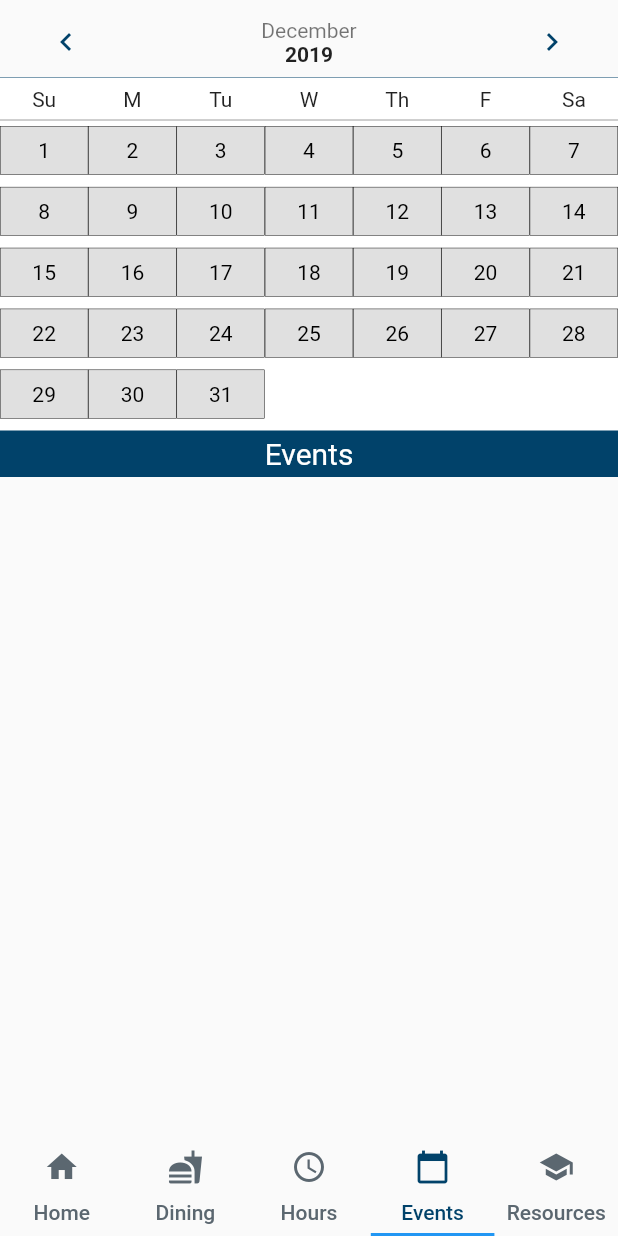
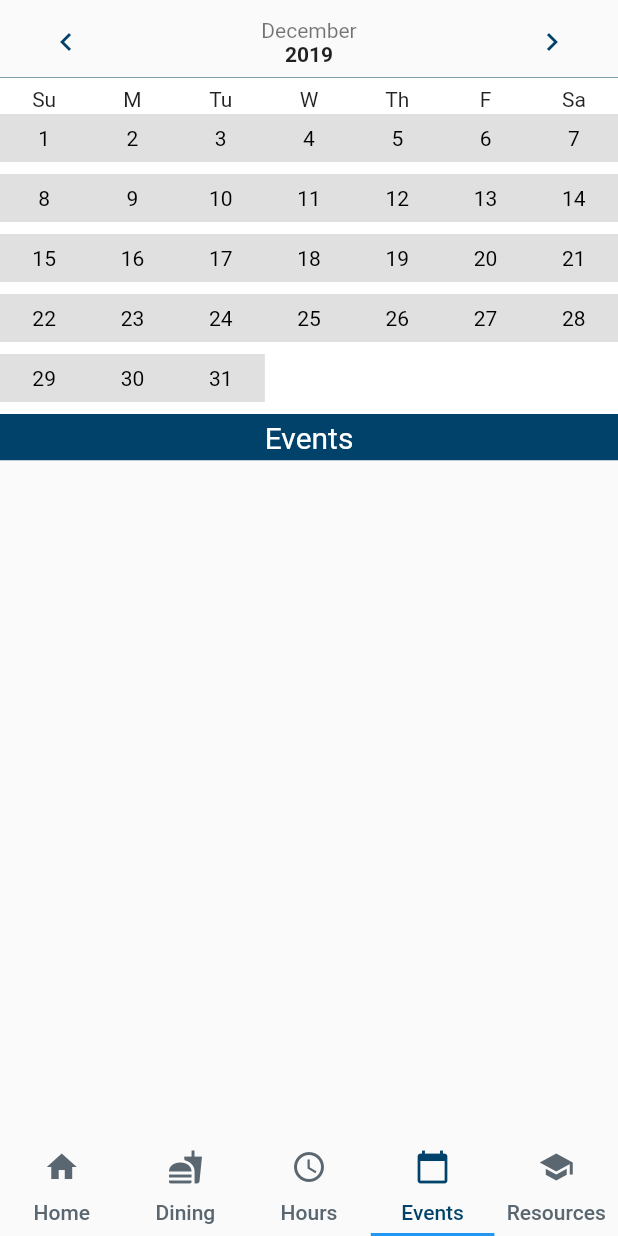
Before and after one commit to luli-git/MacMobile225, a Flutter app: the screen it shows after launch, item 4 of the bottom bar chosen, on a phone screen of 412 x 824 dp. Run offline on Flutter 3.47's test engine with Material 2 defaults, Android fonts, the light colour scheme and no system bars; our stand-ins replace cloud_firestore, flutter_screenutil, get_it, googleapis_auth, shared_preferences; missing offline and left inert: date_utils, flutter_multiselect, googleapis, image_ink_well; accounts and stored records are empty; statements that could not run were skipped; key blocks and very long unbroken strings in the code were emptied for the run.

Commit message:
another events update

```diff
--- a/lib/pages/monthView.dart
+++ b/lib/pages/monthView.dart
@@ -30,7 +30,6 @@
           child: Container(
             padding: EdgeInsets.all(8.0),
             decoration: BoxDecoration(
-              border: new Border.all(color: Colors.black, width: 0.3, style: BorderStyle.solid),
               color: hasEvent
                   ? Colors.white
                   : Colors.black12,
@@ -98,7 +97,7 @@
         padding: const EdgeInsets.only(top: 4.0),
         child: weekdayRow(),
       ),
-      Divider(color: Colors.grey, height: 8.0,),
+      //Divider(color: Colors.grey, height: 8.0,),
     ];
 
     while (weekStart <= lastDayOfMonth) {
```
